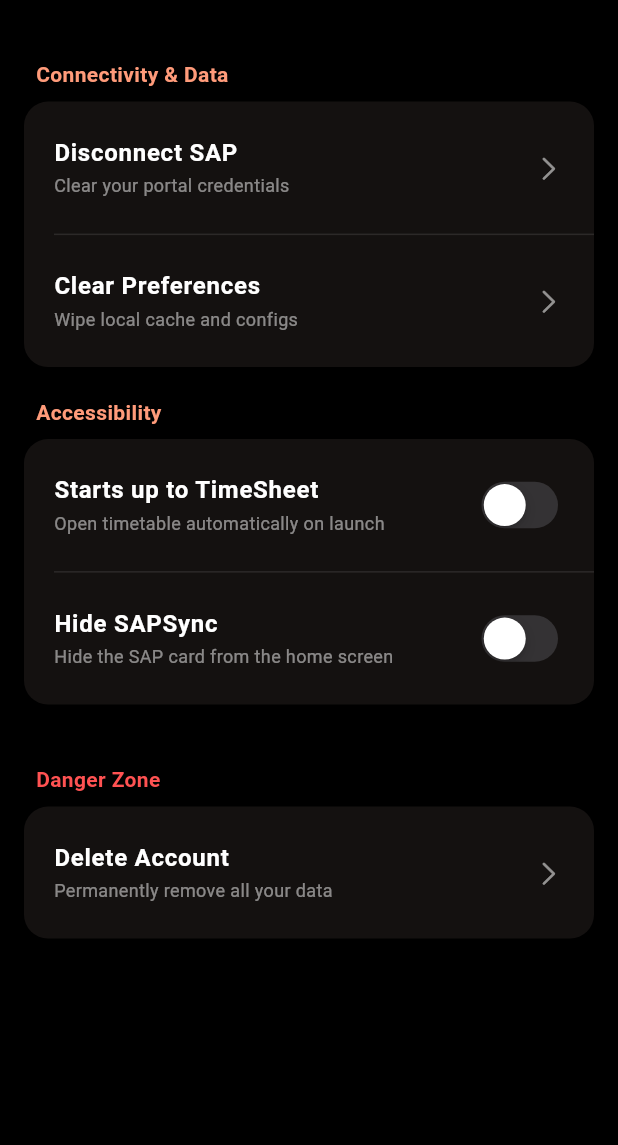
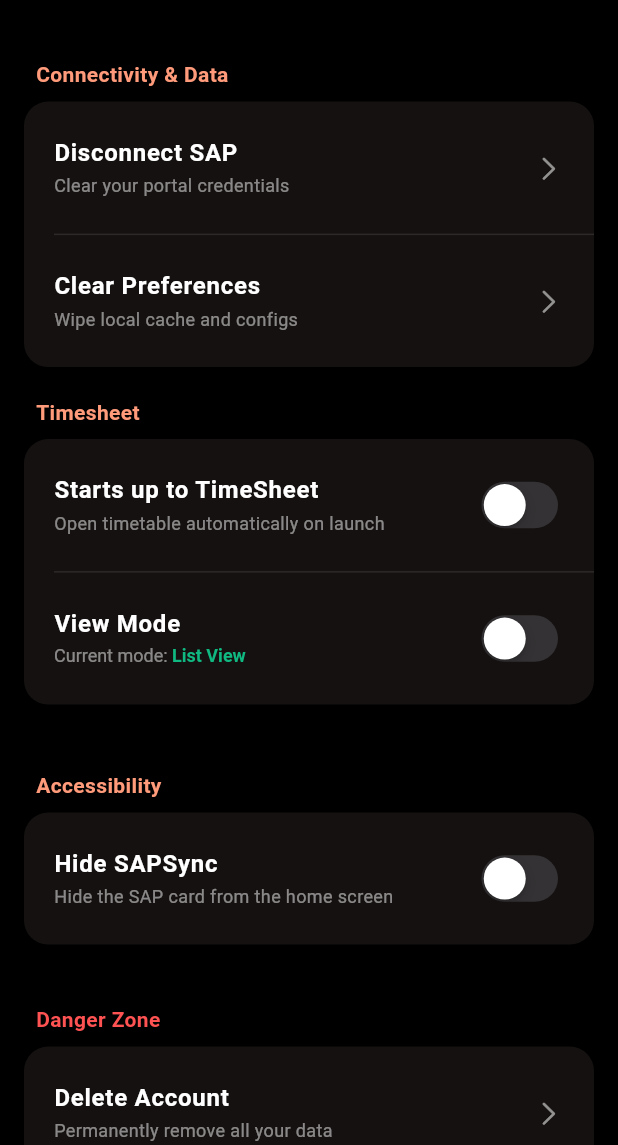
Before and after one commit to akash-kabir/EduMateApp-FrontEnd, a Flutter app: the SettingsScreen screen opened directly, on a phone screen of 412 x 824 dp, the part 91-1236 px from its top. Run offline on Flutter 3.47's test engine with Material 3 defaults, Android fonts, the phone set to English and light mode, and no system bars; our stand-ins replace file_picker, fl_chart, flutter_secure_storage, geolocator, image_cropper, image_picker and 3 more; missing offline and left inert: flutter_inappwebview, in_app_update, mapbox_maps_flutter, workmanager; accounts and stored records are empty; network calls fail; Roboto replaces fonts that are missing (Poppins); statements that could not run were skipped.

Commit message:
feat: Sync list view day with Gantt chart, add auto-scroll UX, and Timesheet settings mode

```diff
--- a/lib/features/settings/screens/settings_screen.dart
+++ b/lib/features/settings/screens/settings_screen.dart
@@ -26,6 +26,7 @@
   late ScrollController _scrollController;
 
   bool _startUpToTimeSheetEnabled = false;
+  bool _defaultToGanttChart = false;
   String _userRole = '';
   bool _hideSapSync = false;
 
@@ -44,12 +45,14 @@
 
   Future<void> _loadPreferences() async {
     final startUpBool = await SharedPreferencesService.getBool('openToTimesheet');
+    final ganttBool = await SharedPreferencesService.getBool('defaultToGanttChart');
     final role = await SharedPreferencesService.getUserRole() ?? '';
     final hideSap = await SharedPreferencesService.getBool('hideSapSync');
 
     if (mounted) {
       setState(() {
         _startUpToTimeSheetEnabled = startUpBool;
+        _defaultToGanttChart = ganttBool;
         _userRole = role;
         _hideSapSync = hideSap;
       });
@@ -329,7 +332,8 @@
 
   Widget _buildListTile({
     required String title,
-    required String subtitle,
+    String? subtitle,
+    Widget? subtitleWidget,
     required Widget trailing,
     VoidCallback? onTap,
   }) {
@@ -339,10 +343,10 @@
         title,
         style: const TextStyle(color: Colors.white, fontWeight: FontWeight.w600, fontSize: 16),
       ),
-      subtitle: Text(
+      subtitle: subtitleWidget ?? (subtitle != null ? Text(
         subtitle,
         style: TextStyle(color: Colors.white.withValues(alpha: 0.5), fontSize: 12),
-      ),
+      ) : null),
       trailing: trailing,
       onTap: onTap,
     );
@@ -467,11 +471,11 @@
 
 
 
-                          // Accessibility Section
+                          // Timesheet Section
                           const Padding(
                             padding: EdgeInsets.only(left: 8, bottom: 8),
                             child: Text(
-                              'Accessibility',
+                              'Timesheet',
                               style: TextStyle(color: AuthPalette.coral, fontWeight: FontWeight.bold, fontSize: 14),
                             ),
                           ),
@@ -491,6 +495,45 @@
                                   ),
                                 ),
                                 Divider(color: Colors.white.withValues(alpha: 0.1), height: 1, indent: 20),
+                                _buildListTile(
+                                  title: 'View Mode',
+                                  subtitleWidget: RichText(
+                                    text: TextSpan(
+                                      style: TextStyle(color: Colors.white.withValues(alpha: 0.5), fontSize: 12, fontFamily: 'Poppins'),
+                                      children: [
+                                        const TextSpan(text: 'Current mode: '),
+                                        TextSpan(
+                                          text: _defaultToGanttChart ? 'Gantt Chart' : 'List View',
+                                          style: const TextStyle(color: Color(0xFF10B981), fontWeight: FontWeight.bold),
+                                        ),
+                                      ],
+                                    ),
+                                  ),
+                                  trailing: CupertinoSwitch(
+                                    activeTrackColor: AuthPalette.coral,
+                                    value: _defaultToGanttChart,
+                                    onChanged: (val) {
+                                      setState(() => _defaultToGanttChart = val);
+                                      SharedPreferencesService.setBool('defaultToGanttChart', val);
+                                    },
+                                  ),
+                                ),
+                              ],
+                            ),
+                          ),
+                          const SizedBox(height: 24),
+
+                          // Accessibility Section
+                          const Padding(
+                            padding: EdgeInsets.only(left: 8, bottom: 8),
+                            child: Text(
+                              'Accessibility',
+                              style: TextStyle(color: AuthPalette.coral, fontWeight: FontWeight.bold, fontSize: 14),
+                            ),
+                          ),
+                          _buildGlassCard(
+                            child: Column(
+                              children: [
                                 _buildListTile(
                                   title: 'Hide SAPSync',
                                   subtitle: 'Hide the SAP card from the home screen',
```
Also changed, not shown: lib/features/friends/widgets/friends_gantt_chart.dart (+25 -0 lines), lib/features/schedule/screens/schedule_screen.dart (+18 -0 lines), lib/features/schedule/widgets/weekly_gantt_chart.dart (+22 -0 lines).
